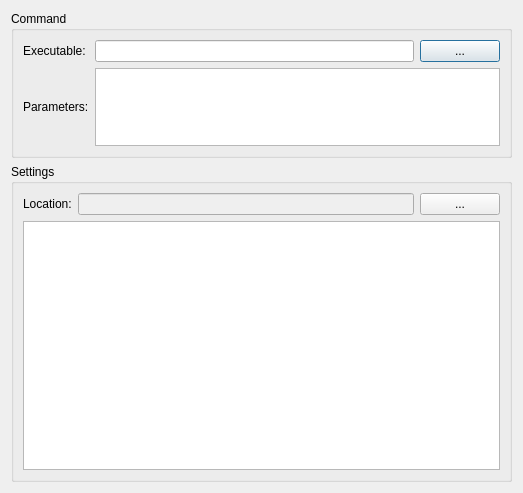
This is application/forms/qnplrunform.ui in TeleMidia/ginga-2010-2015-gui as Qt 5 draws it before an edit. The edited form follows.
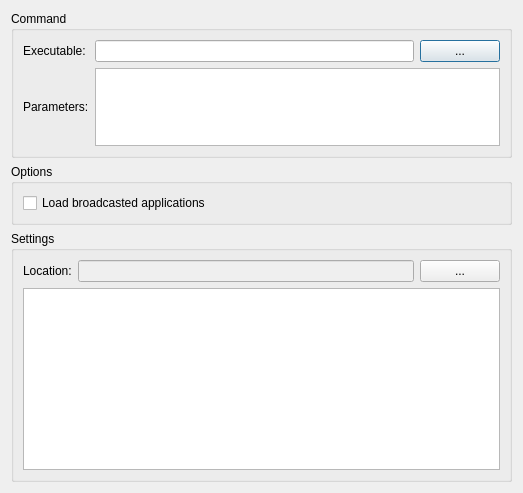
This is the edited form.

What changed in the file:
```diff
--- a/application/forms/qnplrunform.ui
+++ b/application/forms/qnplrunform.ui
@@ -85,6 +85,22 @@
      </layout>
     </widget>
    </item>
+   <item>
+    <widget class="QGroupBox" name="groupBox_2">
+     <property name="title">
+      <string>Options</string>
+     </property>
+     <layout class="QHBoxLayout" name="horizontalLayout">
+      <item>
+       <widget class="QCheckBox" name="checkBox">
+        <property name="text">
+         <string>Load broadcasted applications</string>
+        </property>
+       </widget>
+      </item>
+     </layout>
+    </widget>
+   </item>
    <item>
     <widget class="QGroupBox" name="groupBox_3">
      <property name="enabled">
```
